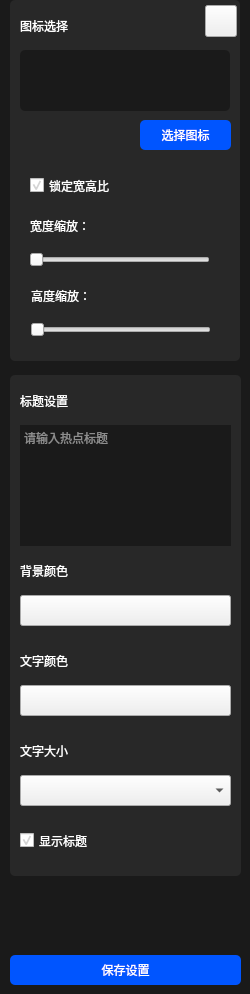
Before: the Qt Designer form trunk2/Include_720/project_edit_hotpoint_set.ui in lkpopo/PC_dimension, drawn with Qt 5.
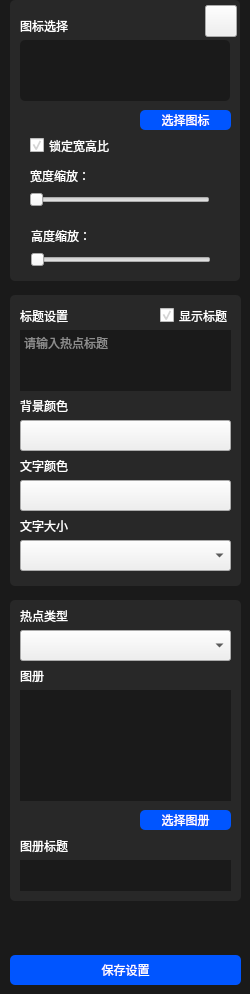
After: the same form once the commit is applied.

```diff
--- a/trunk2/Include_720/project_edit_hotpoint_set.ui
+++ b/trunk2/Include_720/project_edit_hotpoint_set.ui
@@ -35,7 +35,7 @@
      <x>10</x>
      <y>0</y>
      <width>230</width>
-     <height>361</height>
+     <height>281</height>
     </rect>
    </property>
    <property name="styleSheet">
@@ -66,7 +66,7 @@
    <property name="geometry">
     <rect>
      <x>90</x>
-     <y>50</y>
+     <y>40</y>
      <width>61</width>
      <height>61</height>
     </rect>
@@ -83,9 +83,9 @@
    <property name="geometry">
     <rect>
      <x>140</x>
-     <y>120</y>
+     <y>110</y>
      <width>91</width>
-     <height>30</height>
+     <height>20</height>
     </rect>
    </property>
    <property name="styleSheet">
@@ -119,7 +119,7 @@
    <property name="geometry">
     <rect>
      <x>20</x>
-     <y>50</y>
+     <y>40</y>
      <width>210</width>
      <height>61</height>
     </rect>
@@ -137,9 +137,9 @@
    <property name="geometry">
     <rect>
      <x>10</x>
-     <y>375</y>
+     <y>295</y>
      <width>231</width>
-     <height>501</height>
+     <height>291</height>
     </rect>
    </property>
    <property name="styleSheet">
@@ -154,9 +154,9 @@
    <property name="geometry">
     <rect>
      <x>20</x>
-     <y>425</y>
+     <y>330</y>
      <width>211</width>
-     <height>121</height>
+     <height>61</height>
     </rect>
    </property>
    <property name="toolTip">
@@ -175,7 +175,7 @@
    <property name="geometry">
     <rect>
      <x>20</x>
-     <y>385</y>
+     <y>300</y>
      <width>121</width>
      <height>31</height>
     </rect>
@@ -190,9 +190,9 @@
   <widget class="QCheckBox" name="checkBox_ShowTitle">
    <property name="geometry">
     <rect>
-     <x>20</x>
-     <y>825</y>
-     <width>161</width>
+     <x>160</x>
+     <y>300</y>
+     <width>81</width>
      <height>31</height>
     </rect>
    </property>
@@ -211,7 +211,7 @@
    <property name="geometry">
     <rect>
      <x>30</x>
-     <y>170</y>
+     <y>130</y>
      <width>161</width>
      <height>31</height>
     </rect>
@@ -231,7 +231,7 @@
    <property name="geometry">
     <rect>
      <x>29</x>
-     <y>250</y>
+     <y>190</y>
      <width>181</width>
      <height>20</height>
     </rect>
@@ -244,7 +244,7 @@
    <property name="geometry">
     <rect>
      <x>30</x>
-     <y>210</y>
+     <y>160</y>
      <width>71</width>
      <height>31</height>
     </rect>
@@ -261,7 +261,7 @@
    <property name="geometry">
     <rect>
      <x>30</x>
-     <y>320</y>
+     <y>250</y>
      <width>181</width>
      <height>20</height>
     </rect>
@@ -274,7 +274,7 @@
    <property name="geometry">
     <rect>
      <x>31</x>
-     <y>280</y>
+     <y>220</y>
      <width>71</width>
      <height>31</height>
     </rect>
@@ -307,7 +307,7 @@
    <property name="geometry">
     <rect>
      <x>100</x>
-     <y>210</y>
+     <y>160</y>
      <width>113</width>
      <height>31</height>
     </rect>
@@ -326,7 +326,7 @@
    <property name="geometry">
     <rect>
      <x>100</x>
-     <y>280</y>
+     <y>220</y>
      <width>113</width>
      <height>31</height>
     </rect>
@@ -345,7 +345,7 @@
    <property name="geometry">
     <rect>
      <x>20</x>
-     <y>555</y>
+     <y>390</y>
      <width>121</width>
      <height>31</height>
     </rect>
@@ -361,7 +361,7 @@
    <property name="geometry">
     <rect>
      <x>20</x>
-     <y>595</y>
+     <y>420</y>
      <width>211</width>
      <height>31</height>
     </rect>
@@ -374,7 +374,7 @@
    <property name="geometry">
     <rect>
      <x>20</x>
-     <y>685</y>
+     <y>480</y>
      <width>211</width>
      <height>31</height>
     </rect>
@@ -387,7 +387,7 @@
    <property name="geometry">
     <rect>
      <x>20</x>
-     <y>645</y>
+     <y>450</y>
      <width>121</width>
      <height>31</height>
     </rect>
@@ -403,7 +403,7 @@
    <property name="geometry">
     <rect>
      <x>20</x>
-     <y>735</y>
+     <y>510</y>
      <width>121</width>
      <height>31</height>
     </rect>
@@ -419,7 +419,7 @@
    <property name="geometry">
     <rect>
      <x>20</x>
-     <y>775</y>
+     <y>540</y>
      <width>211</width>
      <height>31</height>
     </rect>
@@ -440,6 +440,178 @@
 QComboBox::item:selected{background-color:rgba(34,64,96,220)};</string>
    </property>
   </widget>
+  <widget class="QLabel" name="label_style">
+   <property name="geometry">
+    <rect>
+     <x>10</x>
+     <y>600</y>
+     <width>231</width>
+     <height>301</height>
+    </rect>
+   </property>
+   <property name="styleSheet">
+    <string notr="true">background-color: rgb(40, 40, 40);
+border-radius:5px;</string>
+   </property>
+   <property name="text">
+    <string/>
+   </property>
+  </widget>
+  <widget class="QLabel" name="label_title_6">
+   <property name="geometry">
+    <rect>
+     <x>20</x>
+     <y>600</y>
+     <width>121</width>
+     <height>31</height>
+    </rect>
+   </property>
+   <property name="styleSheet">
+    <string notr="true">color: rgb(255, 255, 255);font: 10pt &quot;微软雅黑&quot;;</string>
+   </property>
+   <property name="text">
+    <string>热点类型</string>
+   </property>
+  </widget>
+  <widget class="QComboBox" name="comboBox_style">
+   <property name="geometry">
+    <rect>
+     <x>20</x>
+     <y>630</y>
+     <width>211</width>
+     <height>31</height>
+    </rect>
+   </property>
+   <property name="styleSheet">
+    <string notr="true">background-color: rgb(0, 85, 255);
+color: rgb(255, 255, 255);
+font: 10pt &quot;微软雅黑&quot;;
+border-width:0;
+border-style:outset;
+QComboBox::item:hover{background-color:rgba(34,64,96,220)};
+QComboBox::item:selected{background-color:rgba(34,64,96,220)};</string>
+   </property>
+  </widget>
+  <widget class="QListWidget" name="listWidget_pic">
+   <property name="geometry">
+    <rect>
+     <x>20</x>
+     <y>690</y>
+     <width>211</width>
+     <height>111</height>
+    </rect>
+   </property>
+   <property name="styleSheet">
+    <string notr="true">background-color: rgb(26, 26, 26);
+border-radius:5px;
+</string>
+   </property>
+  </widget>
+  <widget class="QLabel" name="label_selPic">
+   <property name="geometry">
+    <rect>
+     <x>20</x>
+     <y>660</y>
+     <width>121</width>
+     <height>31</height>
+    </rect>
+   </property>
+   <property name="styleSheet">
+    <string notr="true">color: rgb(255, 255, 255);font: 10pt &quot;微软雅黑&quot;;</string>
+   </property>
+   <property name="text">
+    <string>图册</string>
+   </property>
+  </widget>
+  <widget class="QLabel" name="label_selPicTitle">
+   <property name="geometry">
+    <rect>
+     <x>20</x>
+     <y>830</y>
+     <width>121</width>
+     <height>31</height>
+    </rect>
+   </property>
+   <property name="styleSheet">
+    <string notr="true">color: rgb(255, 255, 255);font: 10pt &quot;微软雅黑&quot;;</string>
+   </property>
+   <property name="text">
+    <string>图册标题</string>
+   </property>
+  </widget>
+  <widget class="QLineEdit" name="lineEdit_picsTitle">
+   <property name="geometry">
+    <rect>
+     <x>20</x>
+     <y>860</y>
+     <width>211</width>
+     <height>31</height>
+    </rect>
+   </property>
+   <property name="styleSheet">
+    <string notr="true">background-color: rgb(26, 26, 26);
+color: rgb(255, 255, 255);
+border:0px;</string>
+   </property>
+  </widget>
+  <widget class="QPushButton" name="pushButton_selPic_style">
+   <property name="geometry">
+    <rect>
+     <x>140</x>
+     <y>810</y>
+     <width>91</width>
+     <height>20</height>
+    </rect>
+   </property>
+   <property name="styleSheet">
+    <string notr="true">color: rgb(255, 255, 255);
+background-color: rgb(0, 85, 255);
+border-radius:5px;</string>
+   </property>
+   <property name="text">
+    <string>选择图册</string>
+   </property>
+  </widget>
+  <widget class="QLabel" name="label_selPic_change">
+   <property name="geometry">
+    <rect>
+     <x>20</x>
+     <y>690</y>
+     <width>211</width>
+     <height>111</height>
+    </rect>
+   </property>
+   <property name="styleSheet">
+    <string notr="true">background-color: rgb(26, 26, 26);
+color: rgb(255, 255, 255);</string>
+   </property>
+   <property name="text">
+    <string/>
+   </property>
+   <property name="alignment">
+    <set>Qt::AlignCenter</set>
+   </property>
+  </widget>
+  <widget class="QLabel" name="label_selPic_change_name">
+   <property name="geometry">
+    <rect>
+     <x>20</x>
+     <y>690</y>
+     <width>211</width>
+     <height>111</height>
+    </rect>
+   </property>
+   <property name="styleSheet">
+    <string notr="true">background-color: rgba(26, 26, 26,0);
+color: rgb(0, 0, 0);</string>
+   </property>
+   <property name="text">
+    <string/>
+   </property>
+   <property name="alignment">
+    <set>Qt::AlignCenter</set>
+   </property>
+  </widget>
   <zorder>label_bg</zorder>
   <zorder>label_frontCover_2</zorder>
   <zorder>label_title_2</zorder>
@@ -465,6 +637,16 @@
   <zorder>label_title_4</zorder>
   <zorder>label_title_5</zorder>
   <zorder>comboBox_TextSize</zorder>
+  <zorder>label_style</zorder>
+  <zorder>label_title_6</zorder>
+  <zorder>comboBox_style</zorder>
+  <zorder>listWidget_pic</zorder>
+  <zorder>label_selPic</zorder>
+  <zorder>label_selPicTitle</zorder>
+  <zorder>lineEdit_picsTitle</zorder>
+  <zorder>pushButton_selPic_style</zorder>
+  <zorder>label_selPic_change</zorder>
+  <zorder>label_selPic_change_name</zorder>
  </widget>
  <layoutdefault spacing="6" margin="11"/>
  <resources/>
```
